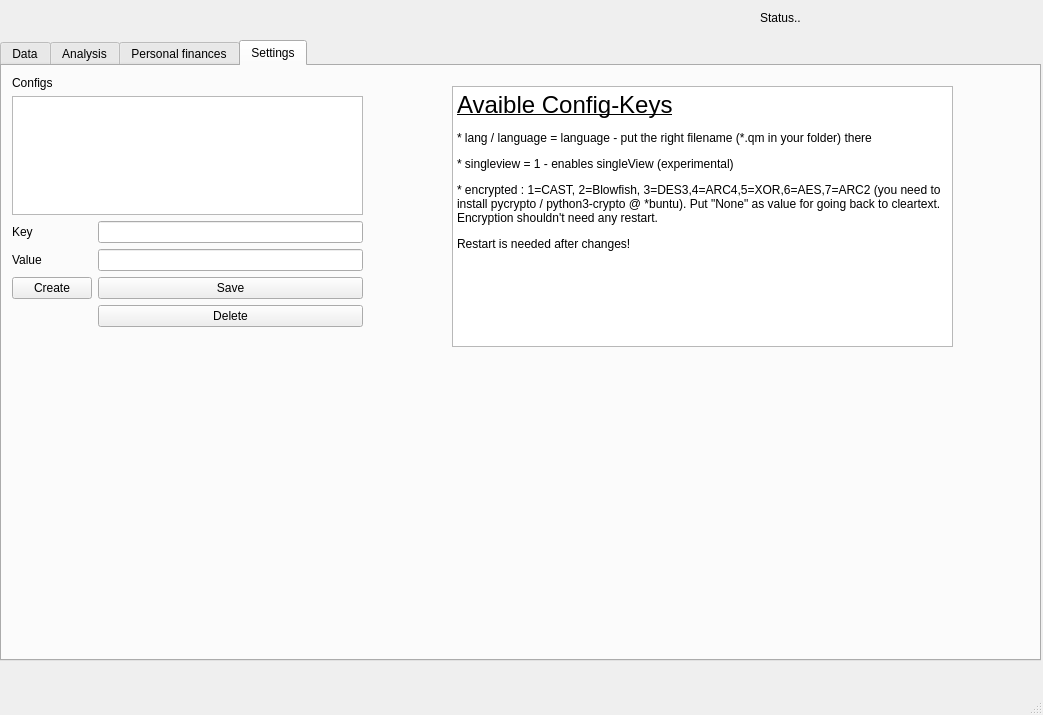
Above: ui/gui.ui from hersche/jobManagement before the change. Below: the same form after it.
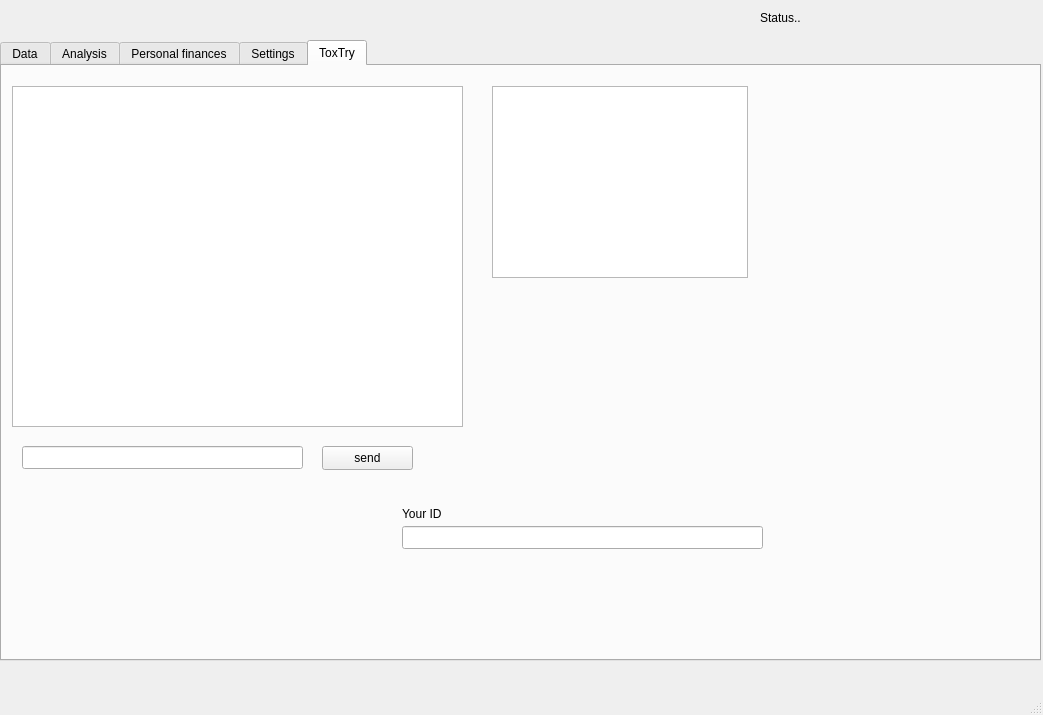
That is the form after the change.

What changed in the file:
```diff
--- a/ui/gui.ui
+++ b/ui/gui.ui
@@ -45,7 +45,7 @@
      <string>&lt;html&gt;&lt;head/&gt;&lt;body&gt;&lt;p&gt;Personal finances&lt;/p&gt;&lt;/body&gt;&lt;/html&gt;</string>
     </property>
     <property name="currentIndex">
-     <number>3</number>
+     <number>4</number>
     </property>
     <widget class="QWidget" name="data">
      <property name="sizePolicy">
@@ -1688,6 +1688,77 @@
       </property>
      </widget>
     </widget>
+    <widget class="QWidget" name="tab_9">
+     <attribute name="title">
+      <string>ToxTry</string>
+     </attribute>
+     <widget class="QTextEdit" name="toxTryChat">
+      <property name="geometry">
+       <rect>
+        <x>10</x>
+        <y>20</y>
+        <width>451</width>
+        <height>341</height>
+       </rect>
+      </property>
+     </widget>
+     <widget class="QLineEdit" name="toxTrySendText">
+      <property name="geometry">
+       <rect>
+        <x>20</x>
+        <y>380</y>
+        <width>281</width>
+        <height>23</height>
+       </rect>
+      </property>
+     </widget>
+     <widget class="QPushButton" name="toxTrySendButton">
+      <property name="geometry">
+       <rect>
+        <x>320</x>
+        <y>380</y>
+        <width>91</width>
+        <height>24</height>
+       </rect>
+      </property>
+      <property name="text">
+       <string>send</string>
+      </property>
+     </widget>
+     <widget class="QListWidget" name="toxTryFriends">
+      <property name="geometry">
+       <rect>
+        <x>490</x>
+        <y>20</y>
+        <width>256</width>
+        <height>192</height>
+       </rect>
+      </property>
+     </widget>
+     <widget class="QLineEdit" name="toxTryId">
+      <property name="geometry">
+       <rect>
+        <x>400</x>
+        <y>460</y>
+        <width>361</width>
+        <height>23</height>
+       </rect>
+      </property>
+     </widget>
+     <widget class="QLabel" name="label_25">
+      <property name="geometry">
+       <rect>
+        <x>400</x>
+        <y>440</y>
+        <width>53</width>
+        <height>15</height>
+       </rect>
+      </property>
+      <property name="text">
+       <string>Your ID</string>
+      </property>
+     </widget>
+    </widget>
    </widget>
    <widget class="QLabel" name="status">
     <property name="geometry">
```
